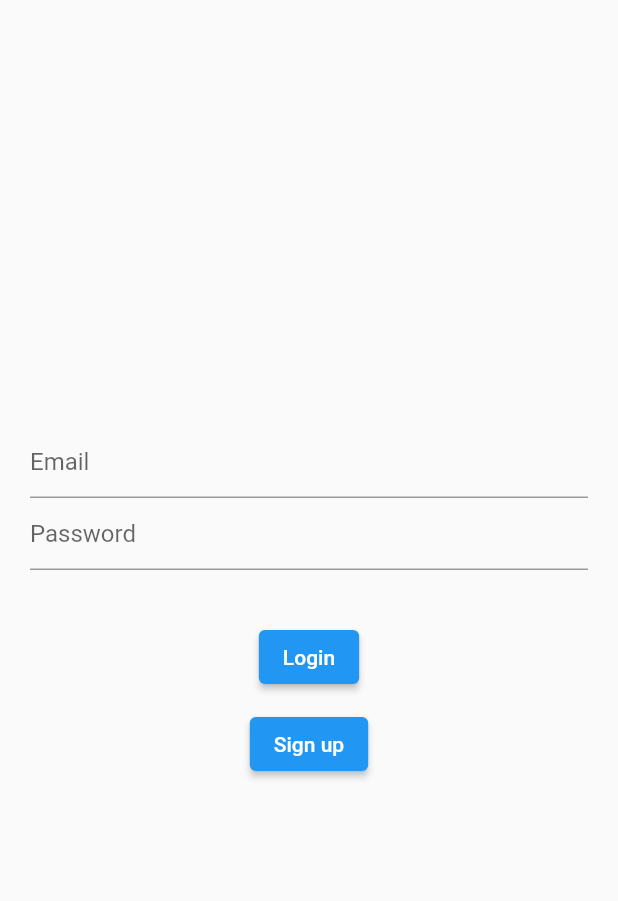
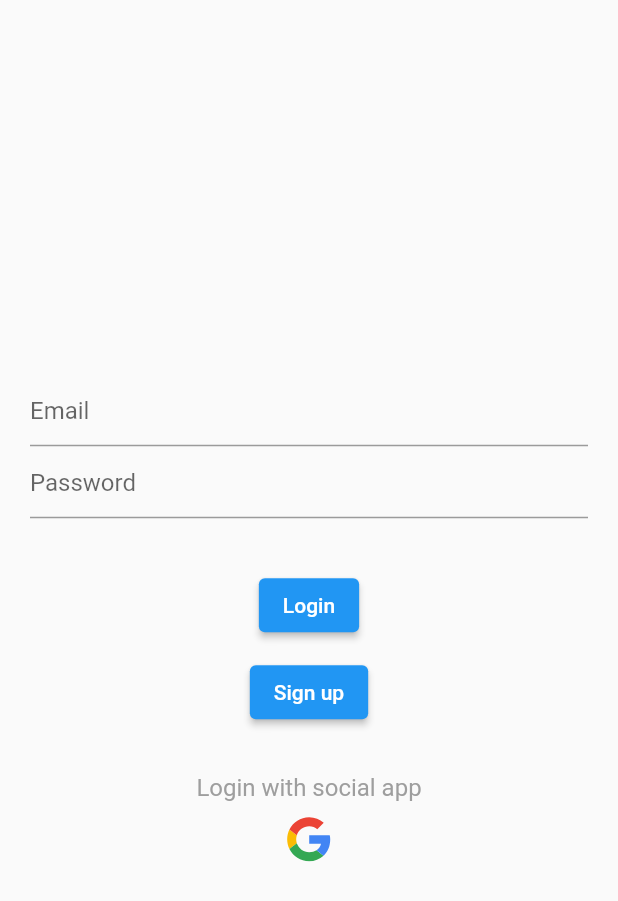
Before and after one commit to tamdev3241/Features-Practice, a Flutter app: the screen it shows after launch, on a phone screen of 412 x 824 dp. Shown: the top 901 px of the screen. Run offline on Flutter 3.47's test engine with Material 2 defaults, Android fonts, the phone set to English and light mode, and no system bars; our stand-ins replace firebase_auth, firebase_core, flutter_svg, google_sign_in; accounts and stored records are empty.

Commit message:
add login with google

```diff
--- a/firebase_example/lib/main.dart
+++ b/firebase_example/lib/main.dart
@@ -6,6 +6,7 @@ import 'package:firebase_example/src/screens/account_screen.dart';
 import 'package:firebase_example/src/screens/home_screen.dart';
 import 'package:flutter/cupertino.dart';
 import 'package:flutter/material.dart';
+import 'package:google_sign_in/google_sign_in.dart';
 
 import 'firebase_options.dart';
 import 'src/screens/login_screen.dart';
--- a/firebase_example/lib/src/constant/assets_manager.dart
+++ b/firebase_example/lib/src/constant/assets_manager.dart
@@ -1,4 +1,5 @@
 class AssetsManager {
   static const String rootImagePath = "assets/images";
   static const String avatar = "$rootImagePath/avatar.svg";
+  static const String google = "$rootImagePath/google.svg";
 }
--- a/firebase_example/lib/src/screens/login_screen.dart
+++ b/firebase_example/lib/src/screens/login_screen.dart
@@ -1,6 +1,8 @@
 import 'package:firebase_auth/firebase_auth.dart';
+import 'package:firebase_example/src/constant/assets_manager.dart';
 import 'package:flutter/cupertino.dart';
 import 'package:flutter/material.dart';
+import 'package:flutter_svg/flutter_svg.dart';
 
 import '../services/auth/auth_service_impl.dart';
 import '../widgets/user_infor_view.dart';
@@ -47,6 +49,22 @@ class _LoginScreenState extends State<LoginScreen> {
           errorMgs = e.toString();
         });
       }
+    }
+  }
+
+  void loginByGoogle() async {
+    try {
+      var user = await authService.signInWithGoogle();
+      if (user != null && context.mounted) {
+        Navigator.push(
+          context,
+          CupertinoPageRoute(builder: (context) => const HomeScreen()),
+        );
+      }
+    } catch (e) {
+      setState(() {
+        errorMgs = e.toString();
+      });
     }
   }
 
@@ -135,6 +153,28 @@ class _LoginScreenState extends State<LoginScreen> {
                 return const SizedBox.shrink();
               },
             ),
+            const Padding(
+              padding: EdgeInsets.symmetric(vertical: 10),
+              child: Text(
+                "Login with social app",
+                style: TextStyle(
+                  fontSize: 16,
+                  color: Colors.grey,
+                ),
+              ),
+            ),
+            Row(
+              mainAxisAlignment: MainAxisAlignment.spaceAround,
+              children: [
+                InkWell(
+                  onTap: loginByGoogle,
+                  child: SvgPicture.asset(
+                    AssetsManager.google,
+                    height: 30,
+                  ),
+                )
+              ],
+            )
           ],
         ),
       ),
--- a/firebase_example/pubspec.yaml
+++ b/firebase_example/pubspec.yaml
@@ -39,6 +39,7 @@ dependencies:
   firebase_auth: ^4.7.2
   cloud_firestore: ^4.8.4
   flutter_svg: ^2.0.5
+  google_sign_in: ^6.1.4
 
 dev_dependencies:
   flutter_test:
```
Also changed, not shown: firebase_example/lib/src/services/auth/auth_service_impl.dart (+34 -5 lines), firebase_example/assets/images/google.svg (added), firebase_example/pubspec.lock, 1 other file.
